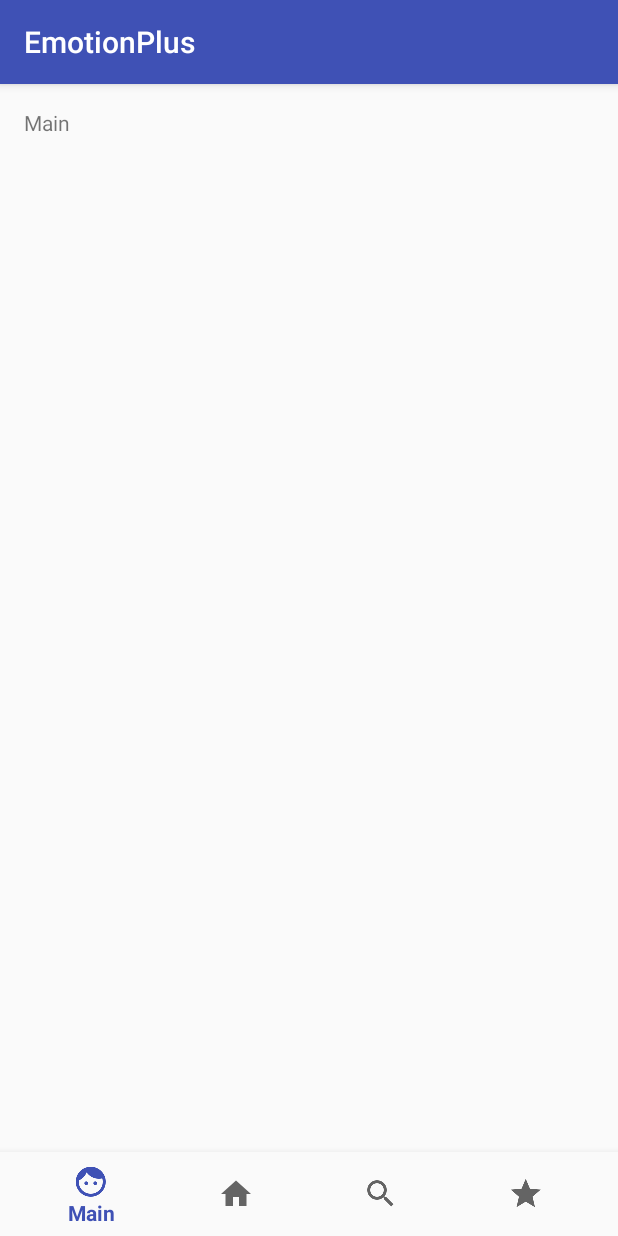
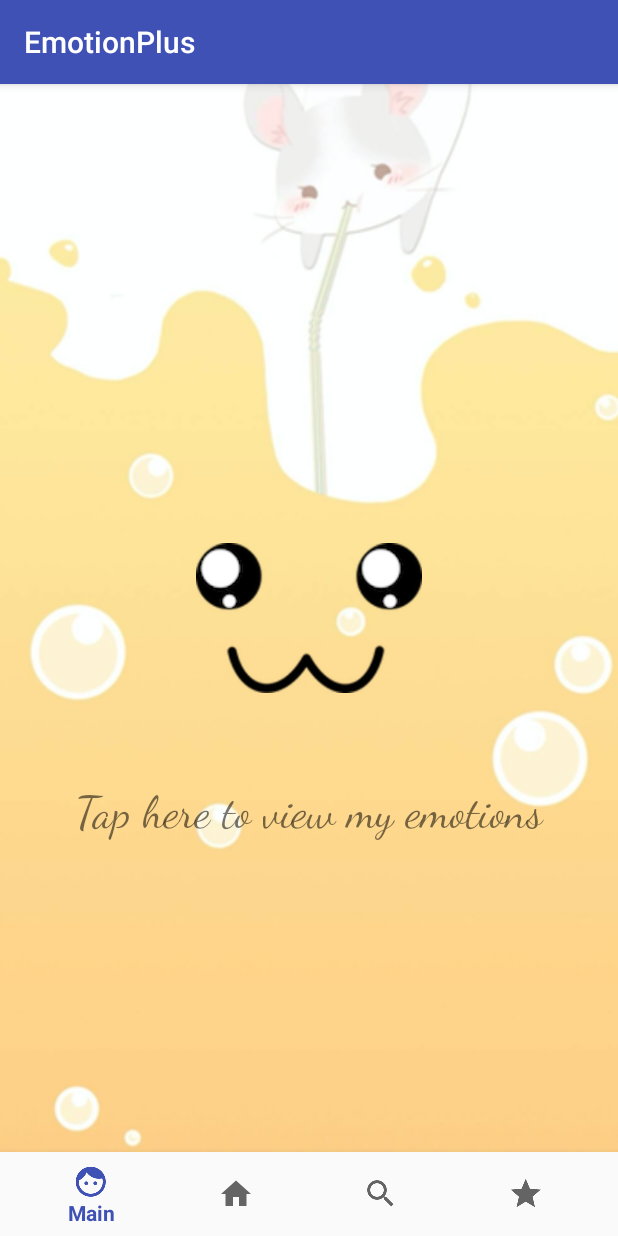
Before and after one commit to djch123/iot17steam5, an Android app: the screen it shows after launch (MainActivity), on a phone screen of 412 x 824 dp. Run offline under Robolectric (Android 15) with nearby library versions, the phone set to English and light mode, and no system bars.

Commit message:
user interface prototype

```diff
--- a/EmotionPlus/app/src/main/java/com/example/jialingliu/emotionplus/MainActivity.java
+++ b/EmotionPlus/app/src/main/java/com/example/jialingliu/emotionplus/MainActivity.java
@@ -1,16 +1,27 @@
 package com.example.jialingliu.emotionplus;
 
 import android.content.Intent;
+import android.graphics.Typeface;
 import android.os.Bundle;
 import android.support.annotation.NonNull;
 import android.support.design.widget.BottomNavigationView;
 import android.support.v7.app.AppCompatActivity;
 import android.view.MenuItem;
+import android.view.View;
+import android.view.animation.AccelerateInterpolator;
+import android.view.animation.AlphaAnimation;
+import android.view.animation.Animation;
+import android.view.animation.AnimationSet;
+import android.view.animation.DecelerateInterpolator;
+import android.widget.ImageView;
 import android.widget.TextView;
 
 public class MainActivity extends AppCompatActivity {
 
-    private TextView mTextMessage;
+    private ImageView imageView;
+    private ImageView emotionView;
+    private ImageView tapView;
+    private TextView tapTextView;
     private Intent intent;
 
     private BottomNavigationView.OnNavigationItemSelectedListener mOnNavigationItemSelectedListener
@@ -19,24 +30,49 @@ public class MainActivity extends AppCompatActivity {
         public boolean onNavigationItemSelected(@NonNull MenuItem item) {
             switch (item.getItemId()) {
                 case R.id.navigation_main:
-//                    mTextMessage.setText(R.string.title_main);
                     intent.setClass(getApplicationContext(), HistoryActivity.class);
                     startActivity(intent);
+                    imageView.setOnClickListener(new View.OnClickListener() {
+                        public void onClick(View v) {
+                            intent.setClass(getApplicationContext(), HistoryActivity.class);
+                            startActivity(intent);
+                        }
+                    });
+                    tapTextView.setText(R.string.tap_emotion);
                     return true;
                 case R.id.navigation_homekit:
-//                    mTextMessage.setText(R.string.title_homekit);
                     intent.setClass(getApplicationContext(), HomekitActivity.class);
                     startActivity(intent);
+                    imageView.setOnClickListener(new View.OnClickListener() {
+                        public void onClick(View v) {
+                            intent.setClass(getApplicationContext(), HomekitActivity.class);
+                            startActivity(intent);
+                        }
+                    });
+                    tapTextView.setText(R.string.tap_homekit);
                     return true;
                 case R.id.navigation_recommendation:
-//                    mTextMessage.setText(R.string.title_recommendation);
                     intent.setClass(getApplicationContext(), RecommendationActivity.class);
                     startActivity(intent);
+                    imageView.setOnClickListener(new View.OnClickListener() {
+                        public void onClick(View v) {
+                            intent.setClass(getApplicationContext(), RecommendationActivity.class);
+                            startActivity(intent);
+                        }
+                    });
+                    tapTextView.setText(R.string.tap_recommendations);
                     return true;
                 case R.id.navigation_game:
 //                    mTextMessage.setText(R.string.title_game);
                     intent.setClass(getApplicationContext(), GameActivity.class);
                     startActivity(intent);
+                    imageView.setOnClickListener(new View.OnClickListener() {
+                        public void onClick(View v) {
+                            intent.setClass(getApplicationContext(), GameActivity.class);
+                            startActivity(intent);
+                        }
+                    });
+                    tapTextView.setText(R.string.tap_game);
                     return true;
             }
             return false;
@@ -49,9 +85,43 @@ public class MainActivity extends AppCompatActivity {
         super.onCreate(savedInstanceState);
         setContentView(R.layout.activity_main);
         intent = new Intent();
-        mTextMessage = (TextView) findViewById(R.id.message);
+        imageView = (ImageView) findViewById(R.id.mainimage);
+        imageView.setImageResource(R.drawable.background);
+
+        emotionView = (ImageView) findViewById(R.id.emotion);
+        emotionView.setImageResource(R.drawable.emoji);
+
+        imageView.setOnClickListener(new View.OnClickListener() {
+            public void onClick(View v) {
+                intent.setClass(getApplicationContext(), HistoryActivity.class);
+                startActivity(intent);
+            }
+        });
+
+        tapView = (ImageView) findViewById(R.id.tap);
+        tapView.setImageResource(R.drawable.tap);
+
+        Animation fadeIn = new AlphaAnimation(0, 1);
+        fadeIn.setInterpolator(new DecelerateInterpolator()); //add this
+        fadeIn.setDuration(700);
+
+        Animation fadeOut = new AlphaAnimation(1, 0);
+        fadeOut.setInterpolator(new AccelerateInterpolator()); //and this
+        fadeOut.setStartOffset(700);
+        fadeOut.setDuration(700);
+        fadeOut.setRepeatCount(Animation.INFINITE);
+
+        AnimationSet animation = new AnimationSet(false); //change to false
+        animation.addAnimation(fadeIn);
+        animation.addAnimation(fadeOut);
+
+        tapView.setAnimation(animation);
+
+        tapTextView = (TextView) findViewById(R.id.taptext);
+        Typeface face = Typeface.createFromAsset(getAssets(), "fonts/DancingScript-Regular.ttf");
+        tapTextView.setTypeface(face);
+        tapTextView.setText(R.string.tap_emotion);
         BottomNavigationView navigation = (BottomNavigationView) findViewById(R.id.navigation);
         navigation.setOnNavigationItemSelectedListener(mOnNavigationItemSelectedListener);
     }
-
 }
--- a/EmotionPlus/app/src/main/res/layout/activity_main.xml
+++ b/EmotionPlus/app/src/main/res/layout/activity_main.xml
@@ -10,19 +10,48 @@
 
     <FrameLayout
         android:id="@+id/content"
-        android:layout_width="match_parent"
+        android:layout_width="fill_parent"
         android:layout_height="0dp"
         android:layout_weight="1">
 
+        <!--<TextView-->
+        <!--android:id="@+id/message"-->
+        <!--android:layout_width="match_parent"-->
+        <!--android:layout_height="wrap_content"-->
+        <!--android:layout_marginBottom="@dimen/activity_vertical_margin"-->
+        <!--android:layout_marginLeft="@dimen/activity_horizontal_margin"-->
+        <!--android:layout_marginRight="@dimen/activity_horizontal_margin"-->
+        <!--android:layout_marginTop="@dimen/activity_vertical_margin"-->
+        <!--android:text="@string/title_main" />-->
+        <ImageView
+            android:id="@+id/mainimage"
+            android:layout_width="fill_parent"
+            android:layout_height="fill_parent"
+            android:adjustViewBounds="true"
+            android:scaleType="centerCrop" />
+        <ImageView
+            android:id="@+id/emotion"
+            android:layout_width="200dp"
+            android:layout_height="100dp"
+            android:layout_gravity="center" />
+
+        <ImageView
+            android:id="@+id/tap"
+            android:layout_width="50dp"
+            android:layout_height="50dp"
+            android:layout_gravity="center"
+            android:layout_marginTop="80dp"/>
+
         <TextView
-            android:id="@+id/message"
+            android:id="@+id/taptext"
             android:layout_width="match_parent"
-            android:layout_height="wrap_content"
-            android:layout_marginBottom="@dimen/activity_vertical_margin"
-            android:layout_marginLeft="@dimen/activity_horizontal_margin"
-            android:layout_marginRight="@dimen/activity_horizontal_margin"
-            android:layout_marginTop="@dimen/activity_vertical_margin"
-            android:text="@string/title_main" />
+            android:textSize="30sp"
+            android:layout_height="70dp"
+            android:layout_gravity="center"
+            android:layout_marginTop="130dp"
+            android:gravity="center"
+            android:text="@string/tap_here"
+            />
 
     </FrameLayout>
 
--- a/EmotionPlus/app/src/main/res/values/strings.xml
+++ b/EmotionPlus/app/src/main/res/values/strings.xml
@@ -4,4 +4,9 @@
     <string name="title_homekit">HomeKit</string>
     <string name="title_recommendation">Recommendations</string>
     <string name="title_game">Game</string>
+    <string name="tap_here">tap here</string>
+    <string name="tap_emotion">Tap here to view my emotions</string>
+    <string name="tap_homekit">Tap here to view homekit</string>
+    <string name="tap_recommendations">Tap here to view my recommendations</string>
+    <string name="tap_game">Tap here to view games</string>
 </resources>
```
Also changed, not shown: EmotionPlus/app/src/main/java/com/example/jialingliu/emotionplus/HistoryActivity.java (+9 -10 lines), EmotionPlus/app/src/main/assets/fonts/DancingScript-Bold.ttf (added), EmotionPlus/app/src/main/assets/fonts/DancingScript-Regular.ttf (added), EmotionPlus/app/src/main/res/drawable/background.png (added), EmotionPlus/app/src/main/res/drawable/emoji.png (added), EmotionPlus/app/src/main/res/drawable/tap.png (added).
